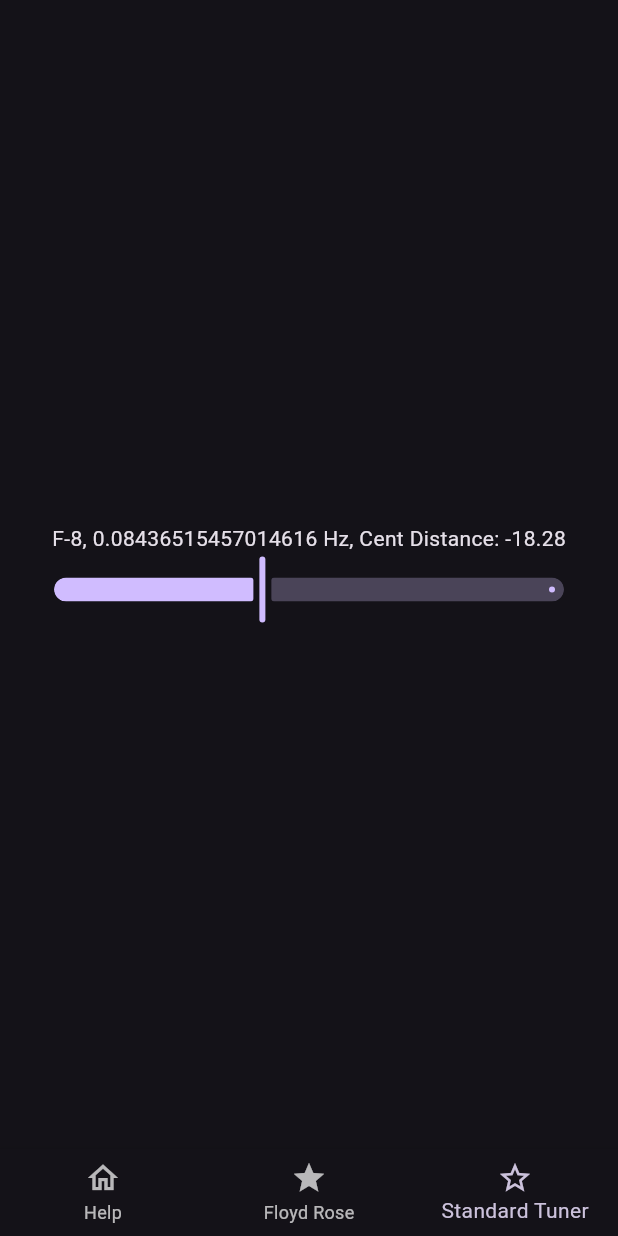
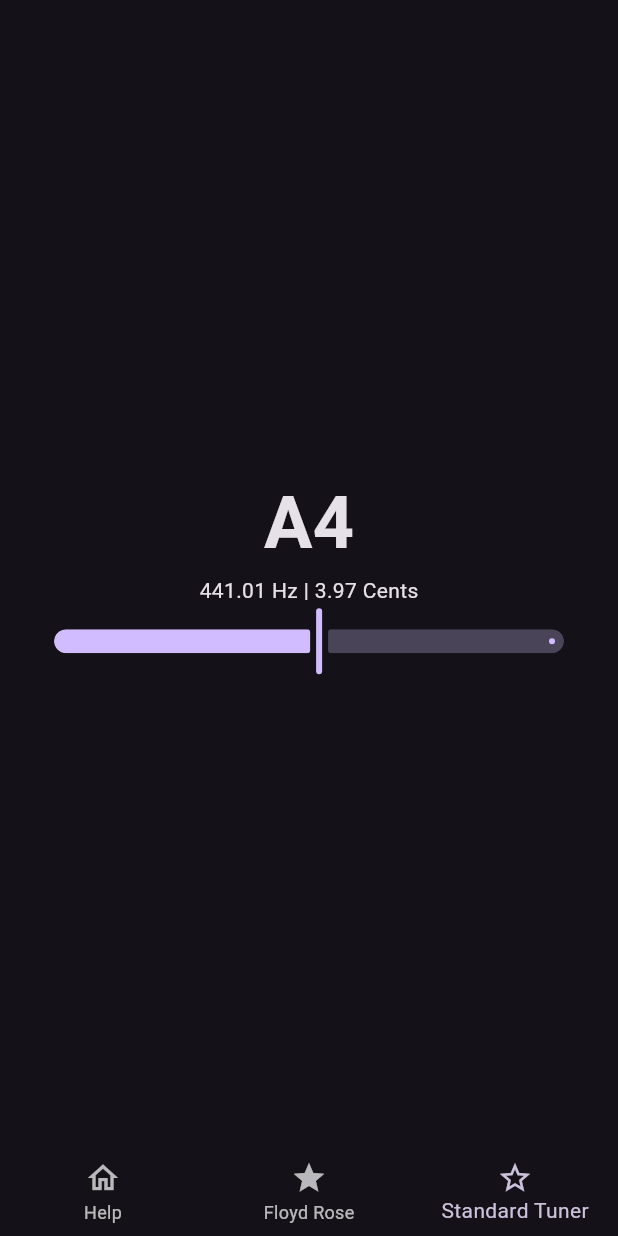
Before and after one commit to Raphael2b3/floyd_rose_tuner, a Flutter app: the screen it shows after launch, item 3 of the bottom bar chosen, on a phone screen of 412 x 824 dp. Run offline on Flutter 3.47's test engine with Material 3 defaults, Android fonts, the phone set to English and light mode, and no system bars; our stand-ins replace auto_route, flutter_riverpod, riverpod_annotation, shared_preferences; missing offline and left inert: pitch_detector_dart, record; generated files the repository leaves out were written again.

Commit message:
feat: update frequency stream provider and random stream logic; enhance tuner slider display

```diff
--- a/lib/components/tuner_slider.dart
+++ b/lib/components/tuner_slider.dart
@@ -18,7 +18,8 @@ class TunerSlider extends ConsumerWidget {
 
         return Column(
         children: [
-          Text("$noteName, $frequency Hz, Cent Distance: ${centDistance.toStringAsFixed(2)}"),
+          Text(noteName, style: TextStyle(fontSize: 48, fontWeight: FontWeight.bold),),
+          Text("${frequency.toStringAsFixed(2)} Hz | ${centDistance.toStringAsFixed(2)} Cents"),
           Slider(
               label: "1",
               year2023: false,
--- a/lib/provider/frequency_stream_provider.dart
+++ b/lib/provider/frequency_stream_provider.dart
@@ -23,11 +23,11 @@ final pitchDetectorDart = PitchDetector(
 
 @riverpod
 Future<Stream<double>> frequencyStream(Ref ref) async {
-  var stream = await ref.watch(audioStreamProvider.future);
+  //var stream = await ref.watch(audioStreamProvider.future);
   return inputStream().asBroadcastStream();
-  stream!.asyncMap((sample) async {
+  /*stream!.asyncMap((sample) async {
     var result = await pitchDetectorDart.getPitchFromIntBuffer(sample);
     print("${result.probability} from frequency_stream_provider");
     return result.pitch;
-  });
+  });*/
 }
--- a/lib/utils/random_stream.dart
+++ b/lib/utils/random_stream.dart
@@ -1,12 +1,12 @@
 import 'dart:math';
 
 var random = Random();
-double state =440;
+double state =441;
 Stream<double> inputStream() async* {
   while (true) {
-    state = (state + ((random.nextBool()?1:-1)*(random.nextDouble() %0.01))) % 1   ;
+    state = state + ((random.nextBool()?1:-1)*(random.nextDouble() %0.01));
 
-    await Future.delayed(const Duration(milliseconds:1));
+    await Future.delayed(const Duration(milliseconds:1000));
     yield state;
   }
 }
```
